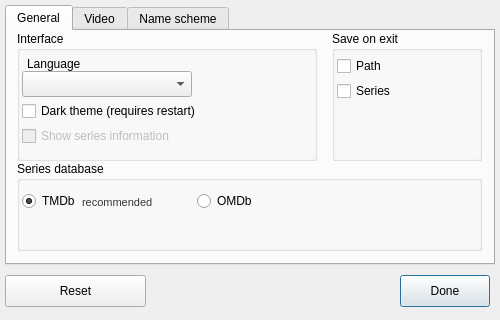
martinLutz1/SeriesScraper, file SeriesScraper/settingswindow.ui: the form before one commit.
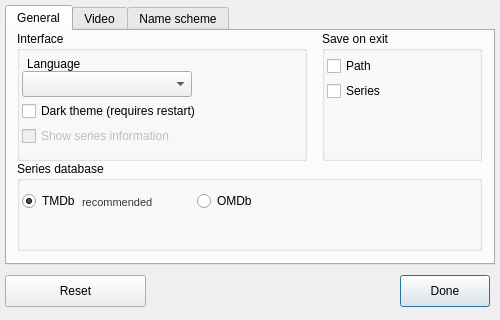
The form after the commit.

Commit message: Settingswindow gui adjustments

```diff
--- a/SeriesScraper/settingswindow.ui
+++ b/SeriesScraper/settingswindow.ui
@@ -128,9 +128,9 @@
     <widget class="QGroupBox" name="saveOnExitGroupBox">
      <property name="geometry">
       <rect>
-       <x>325</x>
+       <x>315</x>
        <y>0</y>
-       <width>150</width>
+       <width>160</width>
        <height>130</height>
       </rect>
      </property>
@@ -169,7 +169,7 @@
       <rect>
        <x>10</x>
        <y>0</y>
-       <width>300</width>
+       <width>290</width>
        <height>130</height>
       </rect>
      </property>
```
